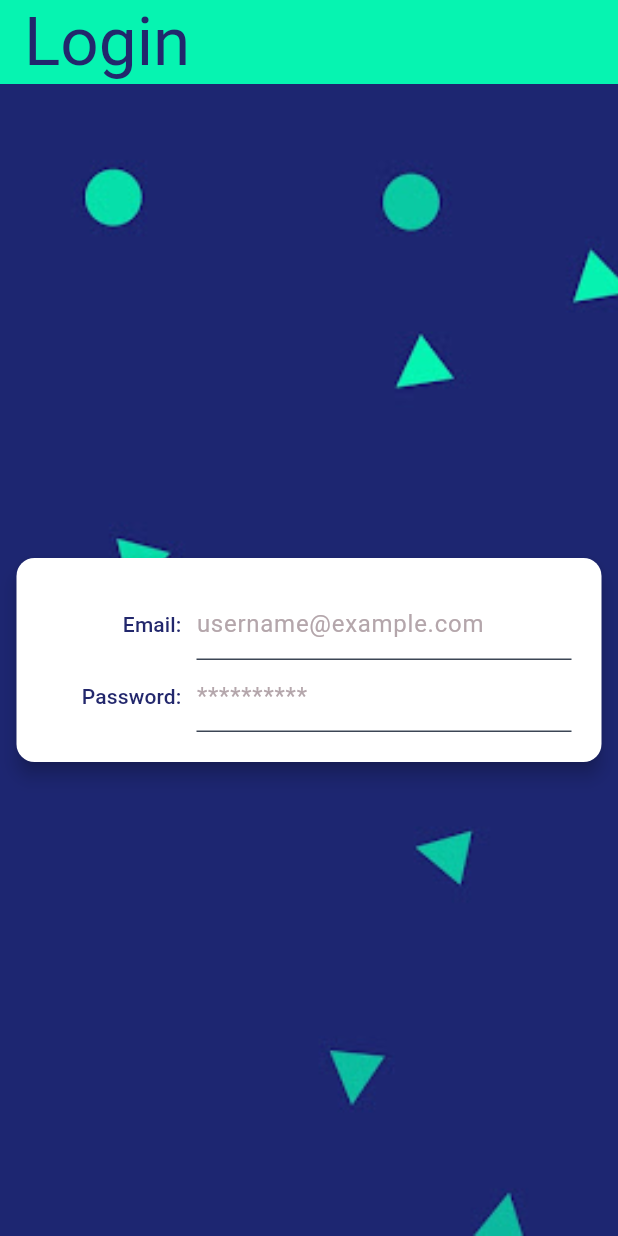
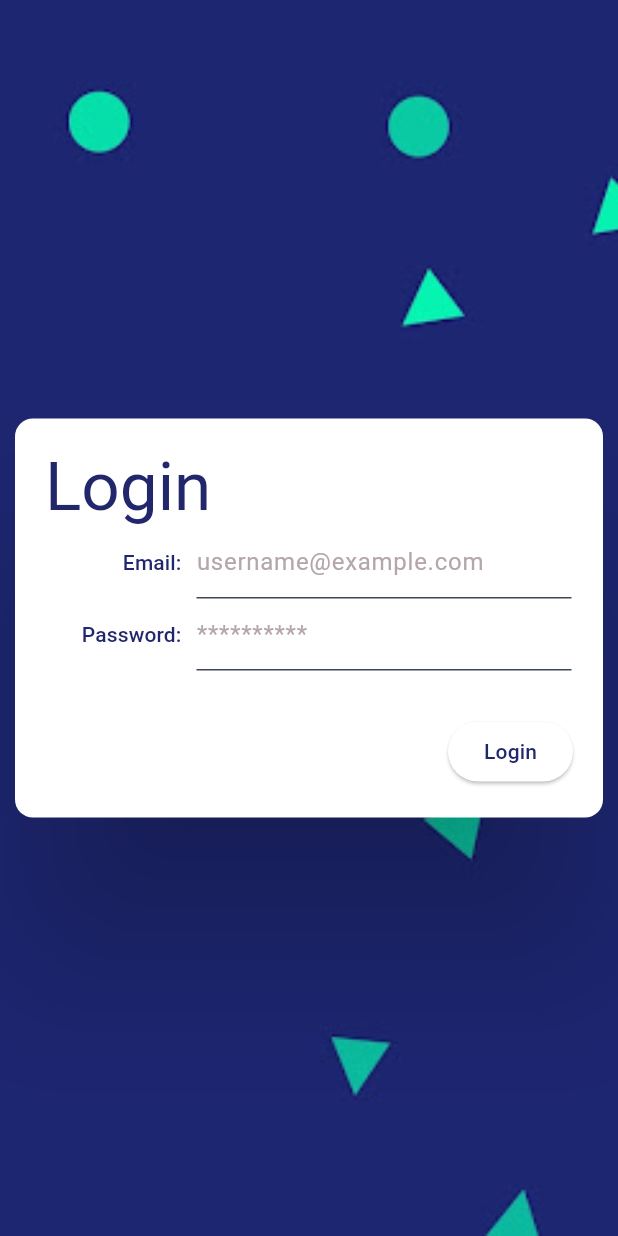
Before and after one commit to QjStout/rocket_lab_technical, a Flutter app: the screen it shows after launch, on a phone screen of 412 x 824 dp. Run offline on Flutter 3.47's test engine with Material 3 defaults, Android fonts, the light colour scheme and no system bars; generated files the repository leaves out were written again.

Commit message:
add login functionality

```diff
--- a/lib/src/app.dart
+++ b/lib/src/app.dart
@@ -1,13 +1,13 @@
 import 'package:flutter/material.dart';
 import 'package:flutter_gen/gen_l10n/app_localizations.dart';
 import 'package:flutter_localizations/flutter_localizations.dart';
+import 'package:provider/provider.dart';
 import 'package:rocket_lab_technical/src/config/color_configs.dart';
+import 'package:rocket_lab_technical/src/screens/display_list_screen/display_list_screen.dart';
 import 'package:rocket_lab_technical/src/screens/login_screen/login_screen.dart';
+import 'package:rocket_lab_technical/src/state/app_state.dart';
 
-import 'sample_feature/sample_item_details_view.dart';
-import 'sample_feature/sample_item_list_view.dart';
 import 'settings/settings_controller.dart';
-import 'settings/settings_view.dart';
 
 /// The Widget that configures your application.
 class MyApp extends StatelessWidget {
@@ -27,7 +27,9 @@ class MyApp extends StatelessWidget {
     return ListenableBuilder(
       listenable: settingsController,
       builder: (BuildContext context, Widget? child) {
-        return MaterialApp(
+        return ChangeNotifierProvider(
+          create: (BuildContext context) => AppState(),
+          child: MaterialApp(
             // Providing a restorationScopeId allows the Navigator built by the
             // MaterialApp to restore the navigation stack when a user leaves and
             // returns to the app after it has been killed while running in the
@@ -72,12 +74,8 @@ class MyApp extends StatelessWidget {
                 settings: routeSettings,
                 builder: (BuildContext context) {
                   switch (routeSettings.name) {
-                  case SettingsView.routeName:
-                    return SettingsView(controller: settingsController);
-                  case SampleItemDetailsView.routeName:
-                    return const SampleItemDetailsView();
-                  case SampleItemListView.routeName:
-                    return const SampleItemListView();
+                    case DisplayListScreen.routeName:
+                      return const DisplayListScreen();
                     case LoginScreen.routeName:
                     default:
                       return const LoginScreen();
@@ -85,6 +83,7 @@ class MyApp extends StatelessWidget {
                 },
               );
             },
+          ),
         );
       },
     );
--- a/lib/src/screens/login_screen/login_screen.dart
+++ b/lib/src/screens/login_screen/login_screen.dart
@@ -1,6 +1,4 @@
-
 import 'package:flutter/material.dart';
-import 'package:rocket_lab_technical/src/config/color_configs.dart';
 import 'package:rocket_lab_technical/src/screens/login_screen/views/login_surface.dart';
 
 class LoginScreen extends StatelessWidget {
@@ -10,19 +8,7 @@ class LoginScreen extends StatelessWidget {
 
   @override
   Widget build(BuildContext context) {
-    final theme = Theme.of(context);
-    final themeText = theme.textTheme;
-    final themeColors = theme.colorScheme;
-
-    final titleStyle = themeText.displayMedium!.copyWith(
-      color: ColorTokens.royalBlue
-    );
-
     return Scaffold(
-      appBar: AppBar(
-        title: Text("Login", style: titleStyle),
-        backgroundColor: themeColors.onPrimary,
-      ),
       body: Stack(
         children: [
           Container(
@@ -34,7 +20,7 @@ class LoginScreen extends StatelessWidget {
             ),
           ),
           const Center(
-            child: LoginSurface(),
+            child: SizedBox(width: 400, child: LoginSurface()),
           ),
         ],
       ),
--- /dev/null
+++ b/lib/src/screens/login_screen/views/field_row.dart
@@ -0,0 +1,55 @@
+import 'package:flutter/material.dart';
+import 'package:rocket_lab_technical/src/config/color_configs.dart';
+
+class FieldRow extends StatelessWidget {
+  const FieldRow({
+    super.key,
+    required this.label,
+    required this.hint,
+    required this.controller,
+    this.obscured = false,
+  });
+
+  final String label;
+  final String hint;
+  final bool obscured;
+  final TextEditingController controller;
+
+  @override
+  Widget build(BuildContext context) {
+    final theme = Theme.of(context);
+    final themeText = theme.textTheme;
+    final themeColors = theme.colorScheme;
+
+    final fieldLabelStyle = themeText.labelLarge!.copyWith(
+      color: themeColors.primary,
+    );
+
+    final fieldHintStyle = themeText.bodyLarge!.copyWith(
+      color: ColorTokens.roseQuarts,
+    );
+
+    return SizedBox(
+      width: 350,
+      child: Row(
+        mainAxisAlignment: MainAxisAlignment.end,
+        mainAxisSize: MainAxisSize.max,
+        children: [
+          Text(label, style: fieldLabelStyle),
+          const SizedBox(width: 10),
+          SizedBox(
+            width: 250,
+            child: TextField(
+              controller: controller,
+              decoration: InputDecoration(
+                hintStyle: fieldHintStyle,
+                hintText: hint,
+              ),
+              obscureText: obscured,
+            ),
+          )
+        ]
+      ),
+    );
+  }
+}
--- a/lib/src/screens/login_screen/views/login_surface.dart
+++ b/lib/src/screens/login_screen/views/login_surface.dart
@@ -1,71 +1,75 @@
 
 import 'package:flutter/material.dart';
-import 'package:rocket_lab_technical/src/config/color_configs.dart';
+import 'package:provider/provider.dart';
+import 'package:rocket_lab_technical/src/screens/display_list_screen/display_list_screen.dart';
+import 'package:rocket_lab_technical/src/screens/login_screen/views/field_row.dart';
+import 'package:rocket_lab_technical/src/state/app_state.dart';
 
-class LoginSurface extends StatelessWidget {
+class LoginSurface extends StatefulWidget {
   const LoginSurface({super.key});
 
   @override
+  State<LoginSurface> createState() => _LoginSurfaceState();
+}
+
+class _LoginSurfaceState extends State<LoginSurface> {
+  final emailFieldController = TextEditingController();
+  final passwordFieldController = TextEditingController();
+
+  @override
+  void dispose() {
+    emailFieldController.dispose();
+    passwordFieldController.dispose();
+    super.dispose();
+  }
+
+  @override
   Widget build(BuildContext context) {
-    return const Card(
-      elevation: 5,
+    final appState = context.watch<AppState>();
+
+    final theme = Theme.of(context);
+    final themeText = theme.textTheme;
+    final themeColors = theme.colorScheme;
+
+
+    final titleStyle = themeText.displayMedium!.copyWith(
+      color: themeColors.primary,
+    );
+
+    return Card(
+      elevation: 50,
       child: Padding(
-        padding: EdgeInsets.all(20.0),
+        padding: const EdgeInsets.all(20.0),
         child: Column(
           mainAxisSize: MainAxisSize.min,
           children: [
-            FieldRow(label: 'Email:', hint: 'username@example.com'),
-            FieldRow(label: 'Password:', hint: '**********'),
+            Row(
+              mainAxisAlignment: MainAxisAlignment.start,
+              mainAxisSize: MainAxisSize.max,
+              children: [
+                Text('Login', style: titleStyle),
+              ],
+            ),
+            FieldRow(label: 'Email:', hint: 'username@example.com', controller: emailFieldController),
+            FieldRow(label: 'Password:', hint: '**********', controller: passwordFieldController, obscured: true,),
+            const SizedBox(height: 30),
+            Row(
+              mainAxisAlignment: MainAxisAlignment.end,
+              children: [
+                ElevatedButton(
+                  onPressed: () {
+                    appState.login(emailFieldController.text, passwordFieldController.text);
+                    if (appState.loggedIn) {
+                      Navigator.popAndPushNamed(context, DisplayListScreen.routeName);
+                    }
+                  },
+                  child: const Text('Login'),
+                ),
+              ],
+            )
           ],
         ),
       )
     );
   }
 }
-
-class FieldRow extends StatelessWidget {
-  const FieldRow({
-    super.key,
-    required this.label,
-    required this.hint,
-  });
-
-  final String label;
-  final String hint;
-
-  @override
-  Widget build(BuildContext context) {
-    final theme = Theme.of(context);
-    final themeText = theme.textTheme;
-    final themeColors = theme.colorScheme;
-
-    final fieldLabelStyle = themeText.labelLarge!.copyWith(
-      color: themeColors.primary,
-    );
-
-    final fieldHintStyle = themeText.bodyLarge!.copyWith(
-      color: ColorTokens.roseQuarts,
-    );
-
-    return SizedBox(
-      width: 350,
-      child: Row(
-        mainAxisAlignment: MainAxisAlignment.end,
-        mainAxisSize: MainAxisSize.max,
-        children: [
-          Text(label, style: fieldLabelStyle),
-          const SizedBox(width: 10),
-          SizedBox(
-            width: 250,
-            child: TextField(
-              decoration: InputDecoration(
-                hintStyle: fieldHintStyle,
-                hintText: hint
-              ),
-            ),
-          )
-        ]
-      ),
-    );
-  }
-}
--- a/pubspec.yaml
+++ b/pubspec.yaml
@@ -14,6 +14,7 @@ dependencies:
     sdk: flutter
   flutter_localizations:
     sdk: flutter
+  provider: ^6.1.2
 
 dev_dependencies:
   flutter_test:
```
Also changed, not shown: lib/src/screens/display_list_screen/display_list_screen.dart (added, +13 -0 lines), lib/src/state/app_state.dart (added, +22 -0 lines), pubspec.lock. Lines whose indentation alone changed are shown as unchanged.
